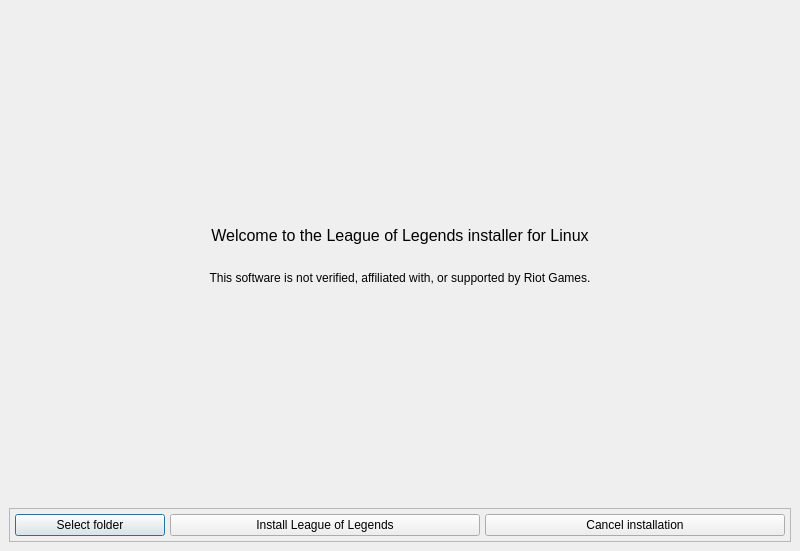
Old version of the form installer.ui in the repository polkaulfield/lol-for-linux-installer.
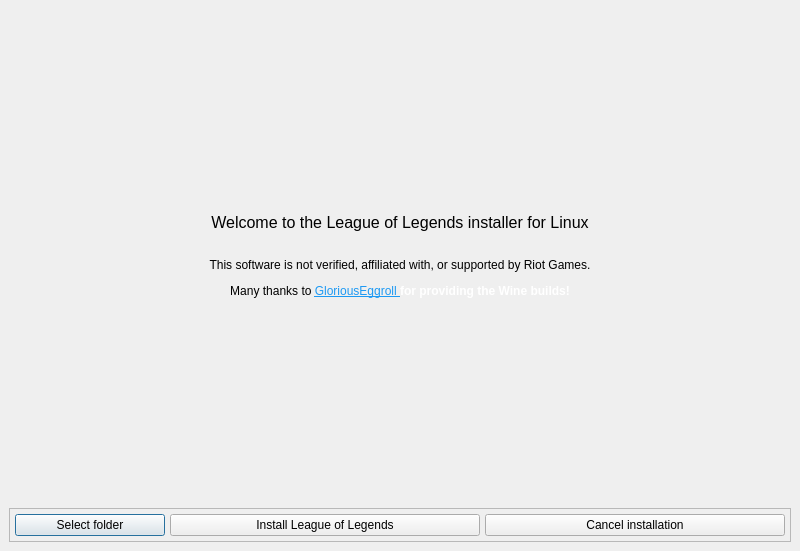
New version of the form. Icons and pictures are not drawn.

Commit message:
[Python] Update wine build
Thank you GloriousEggrol for providing me a build that hides the 'creating prefix" window, much appreciated!

```diff
--- a/installer.ui
+++ b/installer.ui
@@ -9,7 +9,7 @@
    <rect>
     <x>0</x>
     <y>0</y>
-    <width>769</width>
+    <width>798</width>
     <height>551</height>
    </rect>
   </property>
@@ -91,7 +91,7 @@
          <enum>QFrame::Plain</enum>
         </property>
         <property name="text">
-         <string>This software is not verified, affiliated with, or supported by Riot Games.</string>
+         <string>&lt;html&gt;&lt;head/&gt;&lt;body&gt;&lt;p align=&quot;center&quot;&gt;This software is not verified, affiliated with, or supported by Riot Games.&lt;/p&gt;&lt;p align=&quot;center&quot;&gt;Many thanks to &lt;a href=&quot;https://github.com/GloriousEggroll&quot;&gt;&lt;span style=&quot; text-decoration: underline; color:#1d99f3;&quot;&gt;GloriousEggroll &lt;/span&gt;&lt;/a&gt;&lt;span style=&quot; font-family:'inherit'; font-weight:504; color:#ffffff;&quot;&gt;for providing the Wine builds!&lt;/span&gt;&lt;/p&gt;&lt;/body&gt;&lt;/html&gt;</string>
         </property>
         <property name="alignment">
          <set>Qt::AlignHCenter|Qt::AlignTop</set>
```
The commit also changes 2 other files.
